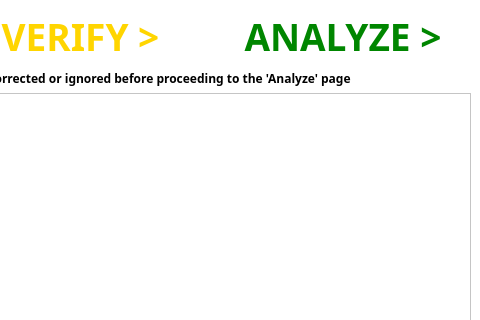
The window that Project Code/AppleProject/verify_csv.ui (JRWu/DataAggregation) describes before a commit, drawn with Qt 5; both pictures show x 320 to 800 and y 0 to 320 of the 800 by 600 pixel window.
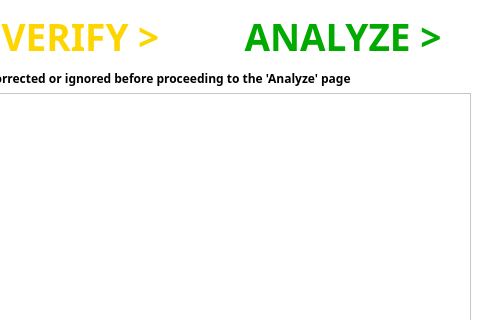
The same window after the commit.

Commit message: Final modifications to verify page. Added some documentation.

```diff
--- a/Project Code/AppleProject/verify_csv.ui
+++ b/Project Code/AppleProject/verify_csv.ui
@@ -594,7 +594,7 @@
            <brush brushstyle="SolidPattern">
             <color alpha="255">
              <red>0</red>
-             <green>134</green>
+             <green>170</green>
              <blue>0</blue>
             </color>
            </brush>
@@ -605,7 +605,7 @@
            <brush brushstyle="SolidPattern">
             <color alpha="255">
              <red>0</red>
-             <green>134</green>
+             <green>170</green>
              <blue>0</blue>
             </color>
            </brush>
```
Left out of the diff: 6 changed lines with no effect on the pictures. The commit also changes 2 other files.
